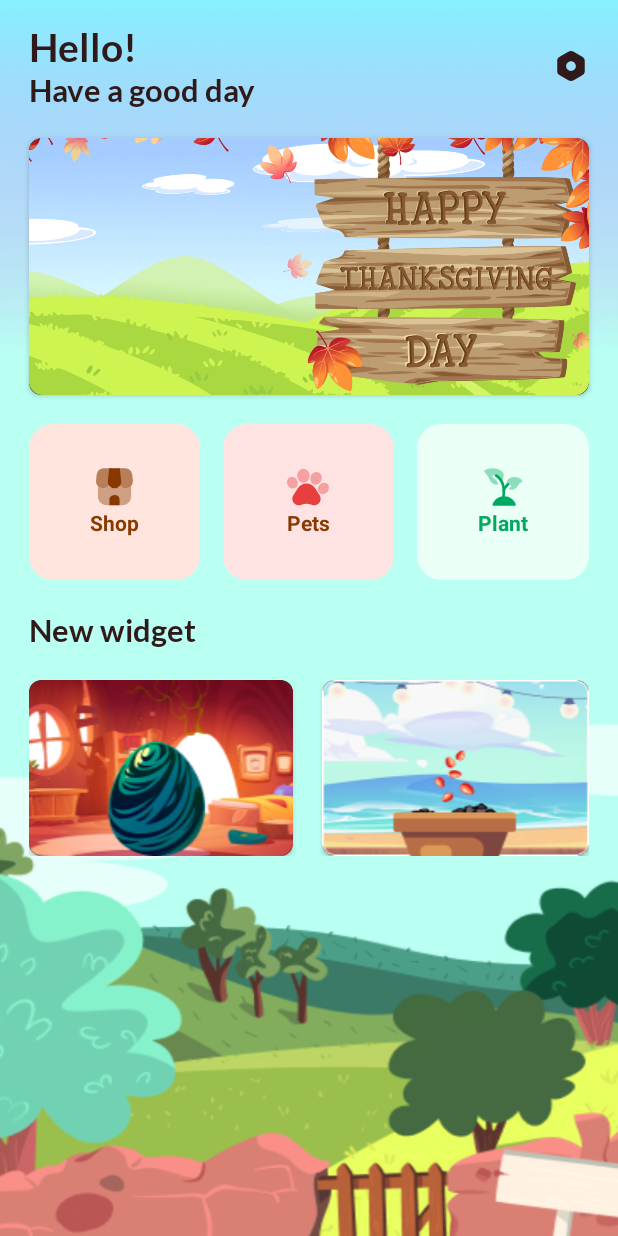
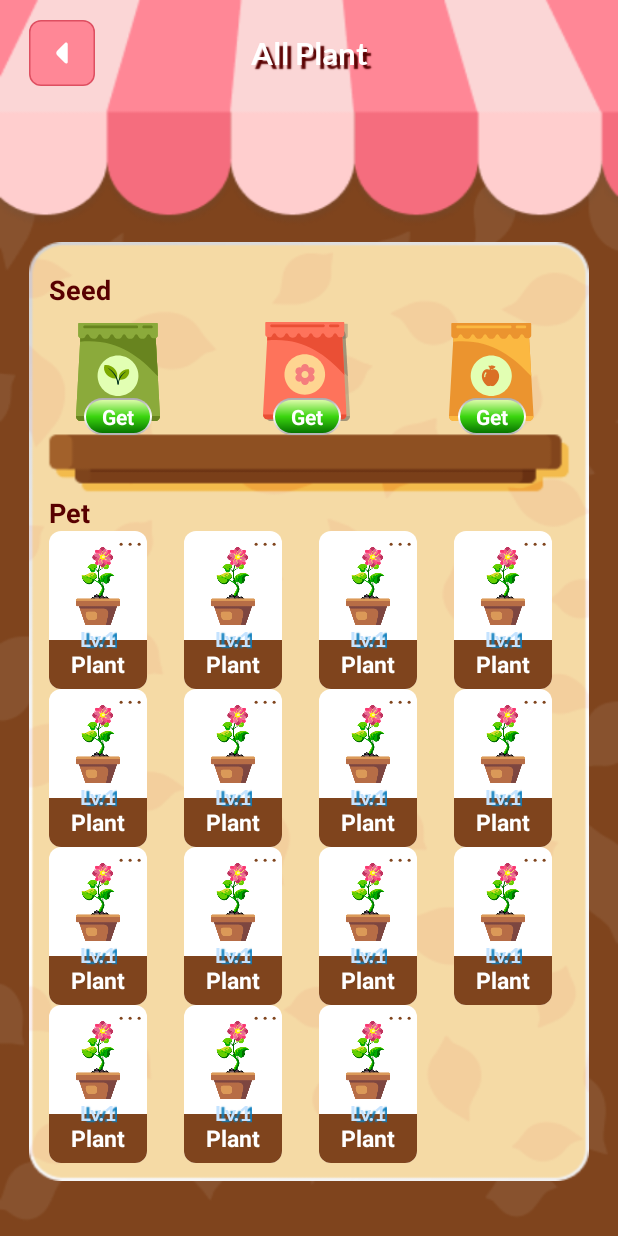
Before and after one commit to hvu0712/base_widget, an Android app: the screen it shows after launch (HomeActivity before the commit, PetsActivity after it), after a tap on "Pets", on a phone screen of 412 x 824 dp. Run offline under Robolectric (Android 15) with nearby library versions, the phone set to English and light mode, and no system bars; our stand-ins replace Room's generated code, sdp/ssp sizes; 8 statements that could not run were skipped.

Commit message:
desgin done

```diff
--- /dev/null
+++ b/app/src/main/java/com/example/base_widget/ui/PetsActivity.kt
@@ -0,0 +1,47 @@
+package com.example.base_widget.ui
+
+import androidx.recyclerview.widget.GridLayoutManager
+import com.example.base_widget.base.BaseActivity
+import com.example.base_widget.common.setOnClickAffect
+import com.example.base_widget.databinding.ActivityPetsBinding
+import com.example.base_widget.ui.details.AllSelectAdapter
+import com.example.base_widget.ui.shop.GridSpacingItemDecoration
+import com.example.base_widget.ui.shop.ShopAdapter
+import com.example.base_widget.utils.AppUtils
+
+class PetsActivity: BaseActivity<ActivityPetsBinding>() {
+
+    private val allSelectAdapter = AllSelectAdapter()
+    private var shopAdapter = ShopAdapter()
+    override fun inflateViewBinding() = ActivityPetsBinding.inflate(layoutInflater)
+    override fun initView() {
+        setUpRecyclerView()
+    }
+
+    private fun setUpRecyclerView() {
+        val spacingInPixelsOne = resources.getDimensionPixelSize(com.intuit.sdp.R.dimen._1sdp)
+        val spacingInPixelsTwo = resources.getDimensionPixelSize(com.intuit.sdp.R.dimen._54sdp)
+        val spacingInPixelsThree = resources.getDimensionPixelSize(com.intuit.sdp.R.dimen._60sdp)
+        binding.rvAllSeed.apply {
+            shopAdapter.setData(AppUtils.getItemPlantShop())
+            adapter = shopAdapter
+            layoutManager = GridLayoutManager(this@PetsActivity, 3)
+            addItemDecoration(GridSpacingItemDecoration(3,spacingInPixelsOne, spacingInPixelsTwo, spacingInPixelsThree))
+        }
+        val spacingInPixelsOneP = resources.getDimensionPixelSize(com.intuit.sdp.R.dimen._1sdp)
+        val spacingInPixelsTwoP = resources.getDimensionPixelSize(com.intuit.sdp.R.dimen._15sdp)
+        val spacingInPixelsThreeP = resources.getDimensionPixelSize(com.intuit.sdp.R.dimen._15sdp)
+        binding.rvAllPet.apply {
+            allSelectAdapter.setData(AppUtils.getItemSelect())
+            adapter = allSelectAdapter
+            layoutManager = GridLayoutManager(this@PetsActivity, 4)
+            addItemDecoration(GridSpacingItemDecoration(4,spacingInPixelsOneP, spacingInPixelsTwoP, spacingInPixelsThreeP))
+        }
+    }
+
+    override fun setUpListener() {
+        binding.ivBack.setOnClickAffect {
+            finish()
+        }
+    }
+}
--- a/app/src/main/java/com/example/base_widget/ui/home/HomeActivity.kt
+++ b/app/src/main/java/com/example/base_widget/ui/home/HomeActivity.kt
@@ -4,6 +4,9 @@ import android.content.Intent
 import com.example.base_widget.base.BaseActivity
 import com.example.base_widget.common.setOnClickAffect
 import com.example.base_widget.databinding.ActivityHomeBinding
+import com.example.base_widget.ui.AddNewWidget
+import com.example.base_widget.ui.GardenActivity
+import com.example.base_widget.ui.PetsActivity
 import com.example.base_widget.ui.details.DetailsPetActivity
 import com.example.base_widget.ui.details.DetailsPlantActivity
 import com.example.base_widget.ui.shop.AllShopActivity
@@ -25,16 +28,16 @@ class HomeActivity : BaseActivity<ActivityHomeBinding>() {
                 startActivity(Intent(this@HomeActivity, AllShopActivity::class.java))
             }
             llPet.setOnClickAffect {
-                startActivity(Intent(this@HomeActivity, DetailsPetActivity::class.java))
+                startActivity(Intent(this@HomeActivity, PetsActivity::class.java))
             }
             llPlant.setOnClickAffect {
-                startActivity(Intent(this@HomeActivity, DetailsPlantActivity::class.java))
+                startActivity(Intent(this@HomeActivity, GardenActivity::class.java))
             }
             cvPet.setOnClickAffect {
-
+                startActivity(Intent(this@HomeActivity, AddNewWidget::class.java))
             }
             cvPlant.setOnClickAffect {
-
+                startActivity(Intent(this@HomeActivity, AddNewWidget::class.java))
             }
         }
     }
--- a/app/src/main/java/com/example/base_widget/utils/AppUtils.kt
+++ b/app/src/main/java/com/example/base_widget/utils/AppUtils.kt
@@ -58,9 +58,21 @@ object AppUtils {
 
     fun getItemSelect(): ArrayList<ItemSelect> {
         return arrayListOf(
-            ItemSelect(R.drawable.ic_plant_one,"Plant","Lv.1"),
-            ItemSelect(R.drawable.ic_plant_two,"Plant","Lv.1"),
-            ItemSelect(R.drawable.ic_plant_three,"Plant","Lv.1"),
+            ItemSelect(R.drawable.iv_plant_all_select,"Plant","Lv.1"),
+            ItemSelect(R.drawable.iv_plant_all_select,"Plant","Lv.1"),
+            ItemSelect(R.drawable.iv_plant_all_select,"Plant","Lv.1"),
+            ItemSelect(R.drawable.iv_plant_all_select,"Plant","Lv.1"),
+            ItemSelect(R.drawable.iv_plant_all_select,"Plant","Lv.1"),
+            ItemSelect(R.drawable.iv_plant_all_select,"Plant","Lv.1"),
+            ItemSelect(R.drawable.iv_plant_all_select,"Plant","Lv.1"),
+            ItemSelect(R.drawable.iv_plant_all_select,"Plant","Lv.1"),
+            ItemSelect(R.drawable.iv_plant_all_select,"Plant","Lv.1"),
+            ItemSelect(R.drawable.iv_plant_all_select,"Plant","Lv.1"),
+            ItemSelect(R.drawable.iv_plant_all_select,"Plant","Lv.1"),
+            ItemSelect(R.drawable.iv_plant_all_select,"Plant","Lv.1"),
+            ItemSelect(R.drawable.iv_plant_all_select,"Plant","Lv.1"),
+            ItemSelect(R.drawable.iv_plant_all_select,"Plant","Lv.1"),
+            ItemSelect(R.drawable.iv_plant_all_select,"Plant","Lv.1"),
         )
     }
 }
--- /dev/null
+++ b/app/src/main/res/layout/activity_pets.xml
@@ -0,0 +1,124 @@
+<?xml version="1.0" encoding="utf-8"?>
+<androidx.constraintlayout.widget.ConstraintLayout xmlns:android="http://schemas.android.com/apk/res/android"
+    xmlns:app="http://schemas.android.com/apk/res-auto"
+    android:layout_width="match_parent"
+    android:layout_height="match_parent"
+    android:background="@drawable/bg_shop">
+
+    <ImageView
+        android:id="@+id/ivBack"
+        android:layout_width="wrap_content"
+        android:layout_height="wrap_content"
+        android:layout_marginStart="@dimen/_15sdp"
+        android:layout_marginTop="@dimen/_10sdp"
+        android:src="@drawable/ic_back_shop"
+        app:layout_constraintStart_toStartOf="parent"
+        app:layout_constraintTop_toTopOf="parent" />
+
+    <TextView
+        android:id="@+id/tvAllPlant"
+        android:layout_width="0dp"
+        android:layout_height="0dp"
+        android:fontFamily="@font/lato_bold"
+        android:gravity="center"
+        android:shadowColor="@color/color_shadow"
+        android:shadowDx="4"
+        android:shadowDy="4"
+        android:shadowRadius="0.5"
+        android:text="@string/tvAllPlant"
+        android:textColor="@color/white"
+        android:textSize="@dimen/_16ssp"
+        android:textStyle="bold"
+        app:layout_constraintBottom_toBottomOf="@id/ivBack"
+        app:layout_constraintEnd_toStartOf="@+id/ivBackEnd"
+        app:layout_constraintStart_toEndOf="@id/ivBack"
+        app:layout_constraintTop_toTopOf="@id/ivBack" />
+
+    <ImageView
+        android:id="@+id/ivBackEnd"
+        android:layout_width="wrap_content"
+        android:layout_height="wrap_content"
+        android:layout_marginTop="@dimen/_10sdp"
+        android:layout_marginEnd="@dimen/_15sdp"
+        android:src="@drawable/ic_back_shop"
+        android:visibility="invisible"
+        app:layout_constraintEnd_toEndOf="parent"
+        app:layout_constraintTop_toTopOf="parent" />
+
+    <TextView
+        android:id="@+id/tvSeed"
+        android:layout_width="wrap_content"
+        android:layout_height="wrap_content"
+        android:layout_marginStart="@dimen/_10sdp"
+        android:layout_marginTop="@dimen/_15sdp"
+        android:elevation="1dp"
+        android:text="@string/tvSeed"
+        android:textColor="@color/color_shadow"
+        android:textSize="@dimen/_14ssp"
+        android:textStyle="bold"
+        app:layout_constraintStart_toStartOf="@id/frameLayout"
+        app:layout_constraintTop_toTopOf="@id/frameLayout" />
+
+    <TextView
+        android:id="@+id/tvPet"
+        android:layout_width="wrap_content"
+        android:layout_height="wrap_content"
+        android:layout_marginStart="@dimen/_10sdp"
+        android:layout_marginTop="@dimen/_30sdp"
+        android:elevation="1dp"
+        android:text="@string/tvPet"
+        android:textColor="@color/color_shadow"
+        android:textSize="@dimen/_14ssp"
+        android:textStyle="bold"
+        app:layout_constraintStart_toStartOf="@id/rvAllPet"
+        app:layout_constraintTop_toBottomOf="@+id/rvAllSeed" />
+
+    <androidx.recyclerview.widget.RecyclerView
+        android:id="@+id/rvAllSeed"
+        android:layout_width="match_parent"
+        android:layout_height="wrap_content"
+        android:layout_marginHorizontal="@dimen/_15sdp"
+        android:background="@android:color/transparent"
+        android:elevation="1dp"
+        android:nestedScrollingEnabled="false"
+        android:overScrollMode="never"
+        app:layout_constraintEnd_toEndOf="parent"
+        app:layout_constraintStart_toStartOf="parent"
+        app:layout_constraintTop_toBottomOf="@+id/tvSeed" />
+
+
+    <androidx.recyclerview.widget.RecyclerView
+        android:id="@+id/rvAllPet"
+        android:layout_width="match_parent"
+        android:layout_height="0dp"
+        android:layout_marginHorizontal="@dimen/_15sdp"
+        android:layout_marginBottom="@dimen/_28sdp"
+        android:background="@android:color/transparent"
+        android:elevation="1dp"
+        android:nestedScrollingEnabled="false"
+        android:overScrollMode="never"
+        android:paddingHorizontal="@dimen/_5sdp"
+        android:paddingBottom="@dimen/_5sdp"
+        app:layout_constraintBottom_toBottomOf="parent"
+        app:layout_constraintEnd_toEndOf="parent"
+        app:layout_constraintStart_toStartOf="parent"
+        app:layout_constraintTop_toBottomOf="@id/tvPet" />
+
+    <FrameLayout
+        android:id="@+id/frameLayout"
+        android:layout_width="match_parent"
+        android:layout_height="0dp"
+        android:layout_marginHorizontal="@dimen/_15sdp"
+        android:layout_marginTop="@dimen/_80sdp"
+        android:layout_marginBottom="@dimen/_28sdp"
+        android:background="@drawable/bg_recycler_view_"
+        app:layout_constraintBottom_toBottomOf="parent"
+        app:layout_constraintEnd_toEndOf="parent"
+        app:layout_constraintStart_toStartOf="parent"
+        app:layout_constraintTop_toBottomOf="@id/tvAllPlant">
+
+
+    </FrameLayout>
+
+
+</androidx.constraintlayout.widget.ConstraintLayout>
--- a/app/src/main/res/layout/item_all_select.xml
+++ b/app/src/main/res/layout/item_all_select.xml
@@ -6,8 +6,8 @@
 
     <androidx.constraintlayout.widget.ConstraintLayout
         android:id="@+id/ccItem"
-        android:layout_width="@dimen/_95sdp"
-        android:layout_height="@dimen/_151sdp"
+        android:layout_width="@dimen/_50sdp"
+        android:layout_height="@dimen/_81sdp"
         android:layout_marginHorizontal="@dimen/_5sdp"
         android:background="@drawable/bg_item_all_select"
         app:layout_constraintBottom_toBottomOf="parent"
@@ -15,17 +15,16 @@
         app:layout_constraintStart_toStartOf="parent"
         app:layout_constraintTop_toTopOf="parent">
 
-
         <TextView
             android:id="@+id/tvName"
             android:layout_width="match_parent"
-            android:layout_height="@dimen/_33sdp"
+            android:layout_height="@dimen/_25sdp"
             android:layout_gravity="center"
             android:background="@drawable/bg_text_all_select"
             android:gravity="center"
             android:text="@string/tvPlant"
             android:textColor="@color/white"
-            android:textSize="@dimen/_16ssp"
+            android:textSize="@dimen/_12ssp"
             android:textStyle="bold"
             app:layout_constraintBottom_toBottomOf="parent"
             app:layout_constraintEnd_toEndOf="parent"
@@ -42,7 +41,7 @@
         <ImageView
             android:id="@+id/ivItem"
             android:layout_width="wrap_content"
-            android:layout_height="@dimen/_100sdp"
+            android:layout_height="@dimen/_40sdp"
             android:layout_gravity="center"
             android:src="@drawable/iv_plant_all_select"
             app:layout_constraintBottom_toTopOf="@id/tvName"
--- a/app/src/main/res/values/strings.xml
+++ b/app/src/main/res/values/strings.xml
@@ -9,6 +9,8 @@
     <string name="tvAllPet">All Pet</string>
     <string name="tvAnimal">Pets</string>
     <string name="tvPlant">Plant</string>
+    <string name="tvSeed">Seed</string>
+    <string name="tvEggs">Eggs</string>
     <string name="tvCat">Cat</string>
     <string name="tvPet">Pet</string>
     <string name="tvLevel1">Lv.1</string>
```
Also changed, not shown: app/src/main/AndroidManifest.xml (+27 -2 lines), app/src/main/java/com/example/base_widget/ui/AddNewWidget.kt (added, +20 -0 lines), app/src/main/java/com/example/base_widget/ui/GardenActivity.kt (added, +46 -0 lines), app/src/main/java/com/example/base_widget/ui/details/PetSelectActivity.kt (+6 -1 lines), app/src/main/java/com/example/base_widget/ui/details/PlantSelectActivity.kt (+6 -1 lines), app/src/main/res/layout/activity_garden.xml (added, +124 -0 lines), app/src/main/res/drawable/bg_all_.png (added), app/src/main/res/drawable/bg_recycler_view_.png (added).
